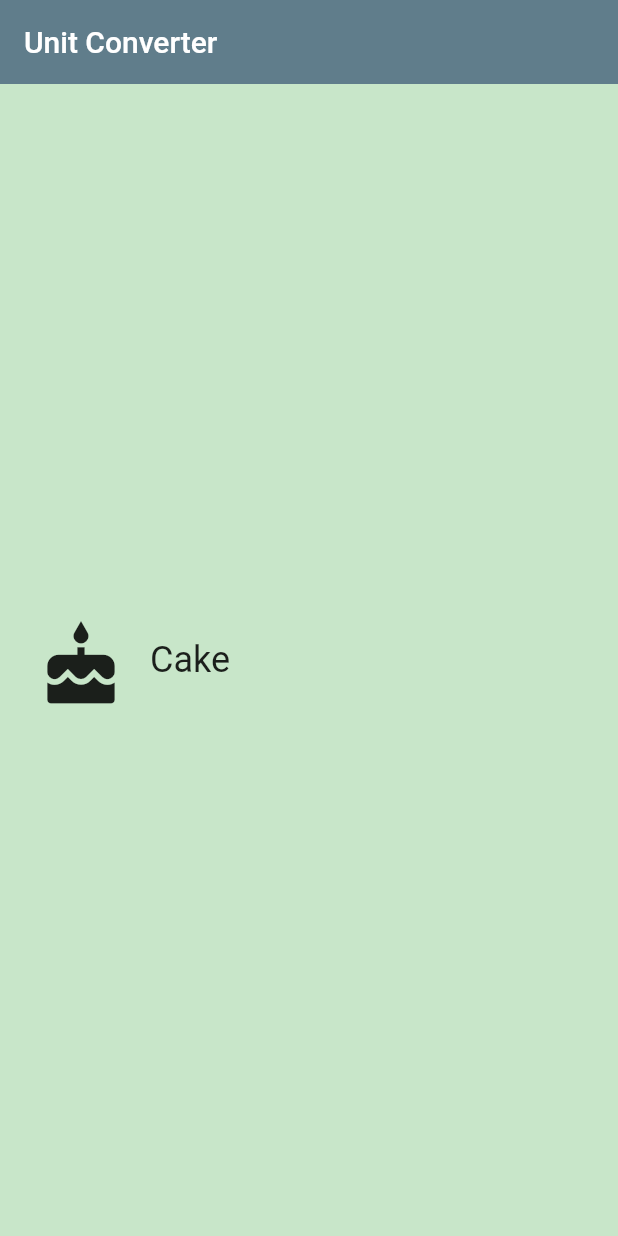
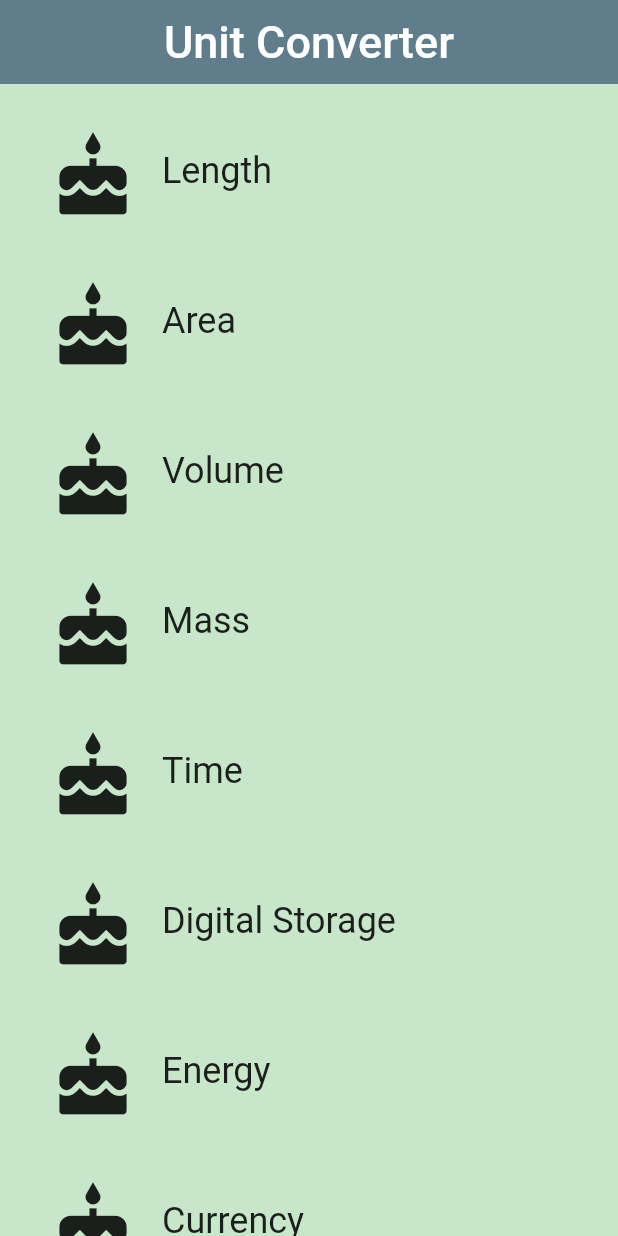
Before and after one commit to SrishtiC99/Flutter-Unit-Converter-App, a Flutter app: the screen it shows after launch, on a phone screen of 412 x 824 dp. Run offline on Flutter 3.47's test engine with Material 2 defaults, Android fonts, the phone set to English and light mode, and no system bars.

Commit message:
added a list of categories category_route.dart

```diff
--- /dev/null
+++ b/lib/category_route.dart
@@ -0,0 +1,49 @@
+import 'package:flutter/material.dart';
+import 'package:flutter_udacity1/category.dart';
+
+class CategoryRoute extends StatelessWidget{
+  CategoryRoute();
+  static const _categoryNames = <String>["Length",
+  "Area", "Volume", "Mass", "Time", "Digital Storage", "Energy", "Currency"];
+
+  static const _colors = <Color>[
+    Colors.teal,
+    Colors.orange,
+    Colors.pinkAccent,
+    Colors.blueAccent,
+    Colors.yellow,
+    Colors.greenAccent,
+    Colors.purpleAccent,
+    Colors.red,
+  ];
+
+  @override
+  Widget build(BuildContext context) {
+
+    final listView = Container(
+        child: ListView.builder(
+          itemCount: _colors.length,
+            padding: EdgeInsets.all(8),
+            itemBuilder: (BuildContext context, int index){
+              return Category(_categoryNames[index], _colors[index], Icons.cake);
+            }
+        )
+    );
+
+    final appBar = AppBar(
+      title: Text("Unit Converter",
+        style: TextStyle(fontSize: 30),
+      ),
+      centerTitle: true,
+      elevation: 0.0,
+      backgroundColor: Colors.blueGrey,
+    );
+
+    return Scaffold(
+      backgroundColor: Colors.green[100],
+      appBar: appBar,
+      body: listView,
+    );
+  }
+
+}
--- a/lib/main.dart
+++ b/lib/main.dart
@@ -1,5 +1,6 @@
 import 'package:flutter/material.dart';
 import 'package:flutter_udacity1/category.dart';
+import 'package:flutter_udacity1/category_route.dart';
 
 void main() {
   runApp(UnitConverterApp());
@@ -9,16 +10,9 @@ class UnitConverterApp extends StatelessWidget {
   @override
   Widget build(BuildContext context) {
     return MaterialApp(
+      debugShowCheckedModeBanner: false,
       title: "Unit Converter",
-      home: Scaffold(
-        backgroundColor: Colors.green[100],
-        appBar: AppBar(
-          title: Text("Unit Converter"),
-          elevation: 0.0,
-          backgroundColor: Colors.blueGrey,
-        ),
-        body: Center(child: Category("Cake", Colors.green, Icons.cake)),
-      ),
+      home: CategoryRoute()
     );
   }
 }
```
